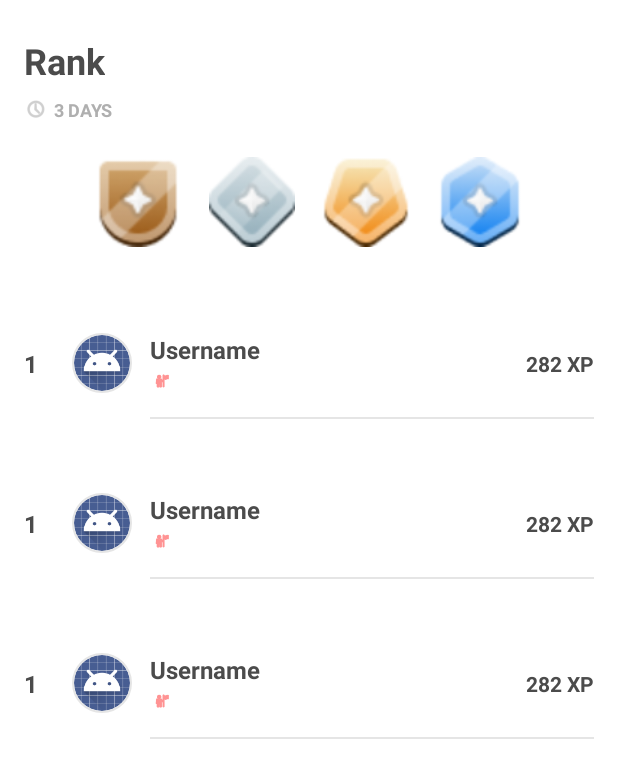
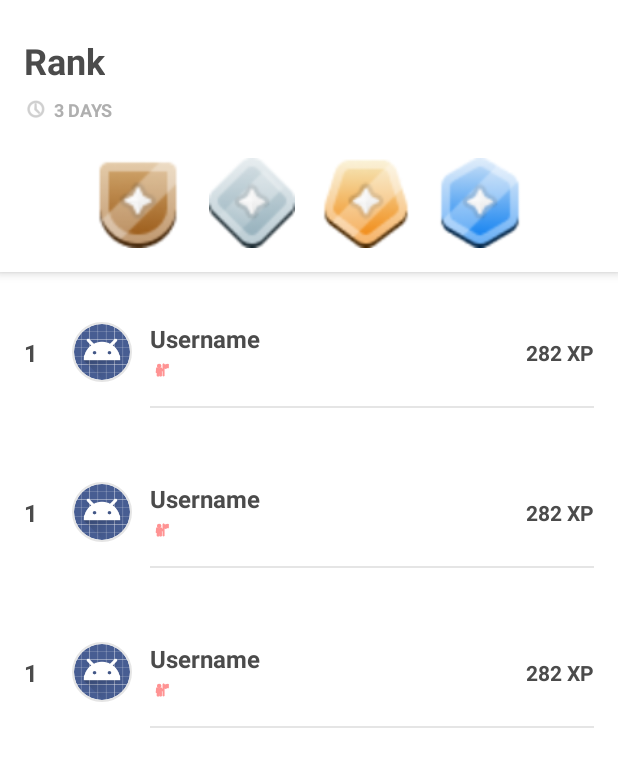
Before and after one commit to littlepsyduck/Learning-App, an Android app: the layout fragment_leaderboard.xml on its own in the app's theme, with its tools: preview values and no code run, on a phone screen of 412 x 824 dp. Shown: the top 778 px of the screen. Run offline under Robolectric (Android 15) with nearby library versions, the phone set to English and light mode, and no system bars.

Commit message:
Sửa lỗi trang leaderboard. Sửa lỗi các dòng thành viên đè lên tab icon khi người dùng kéo xuống để xem các thành viên khác. Sửa lỗi Icon khi bị zoom out bị cắt.

```diff
--- a/app/src/main/res/layout/fragment_leaderboard.xml
+++ b/app/src/main/res/layout/fragment_leaderboard.xml
@@ -4,9 +4,22 @@
     xmlns:tools="http://schemas.android.com/tools"
     android:layout_width="match_parent"
     android:layout_height="match_parent"
+    android:background="#FFFFFF">
+
+    <!-- Header Section Wrapper -->
+    <LinearLayout
+        android:id="@+id/header_section"
+        android:layout_width="match_parent"
+        android:layout_height="wrap_content"
+        android:orientation="vertical"
+        android:paddingBottom="16dp"
         android:background="#FFFFFF"
+        android:elevation="4dp"
         android:clipChildren="false"
-    android:clipToPadding="false">
+        android:clipToPadding="false"
+        app:layout_constraintTop_toTopOf="parent"
+        app:layout_constraintStart_toStartOf="parent"
+        app:layout_constraintEnd_toEndOf="parent">
 
         <!-- Header Title -->
         <TextView
@@ -18,19 +31,21 @@
             android:text="Rank"
             android:textColor="#4B4B4B"
             android:textSize="24sp"
-        android:textStyle="bold"
-        app:layout_constraintStart_toStartOf="parent"
-        app:layout_constraintTop_toTopOf="parent" />
+            android:textStyle="bold" />
 
+        <LinearLayout
+            android:layout_width="wrap_content"
+            android:layout_height="wrap_content"
+            android:layout_marginStart="16dp"
+            android:layout_marginTop="8dp"
+            android:gravity="center_vertical"
+            android:orientation="horizontal">
             <!-- Time Remaining Subtitle -->
             <ImageView
                 android:id="@+id/ivClock"
                 android:layout_width="16dp"
                 android:layout_height="16dp"
-        android:layout_marginTop="8dp"
                 android:src="@android:drawable/ic_menu_recent_history"
-        app:layout_constraintStart_toStartOf="@+id/tvLeagueTitle"
-        app:layout_constraintTop_toBottomOf="@+id/tvLeagueTitle"
                 app:tint="#AFAFAF" />
 
             <TextView
@@ -41,10 +56,8 @@
                 android:text="3 DAYS"
                 android:textColor="#AFAFAF"
                 android:textSize="12sp"
-        android:textStyle="bold"
-        app:layout_constraintBottom_toBottomOf="@+id/ivClock"
-        app:layout_constraintStart_toEndOf="@+id/ivClock"
-        app:layout_constraintTop_toTopOf="@+id/ivClock" />
+                android:textStyle="bold"/>
+        </LinearLayout>
 
         <!-- Trophy Container -->
         <LinearLayout
@@ -55,8 +68,7 @@
             android:gravity="center"
             android:orientation="horizontal"
             android:clipChildren="false"
-        android:clipToPadding="false"
-        app:layout_constraintTop_toBottomOf="@+id/ivClock">
+            android:clipToPadding="false">
 
             <!-- Trophy 1 -->
             <ImageView
@@ -90,16 +102,16 @@
                 android:layout_marginHorizontal="8dp"
                 android:src="@drawable/ic_plantinum_light"/>
         </LinearLayout>
+    </LinearLayout>
 
     <!-- Leaderboard List -->
     <androidx.recyclerview.widget.RecyclerView
         android:id="@+id/rvLeaderboard"
         android:layout_width="match_parent"
         android:layout_height="0dp"
-        android:layout_marginTop="24dp"
         android:background="#FFFFFF"
         app:layout_constraintBottom_toTopOf="@+id/viewBottomNavPlaceholder"
-        app:layout_constraintTop_toBottomOf="@+id/trophyContainer"
+        app:layout_constraintTop_toBottomOf="@+id/header_section"
         tools:listitem="@layout/item_leaderboard_user" />
 
     <!-- Bottom Navigation Placeholder -->
```
Lines whose indentation alone changed are shown as unchanged.
